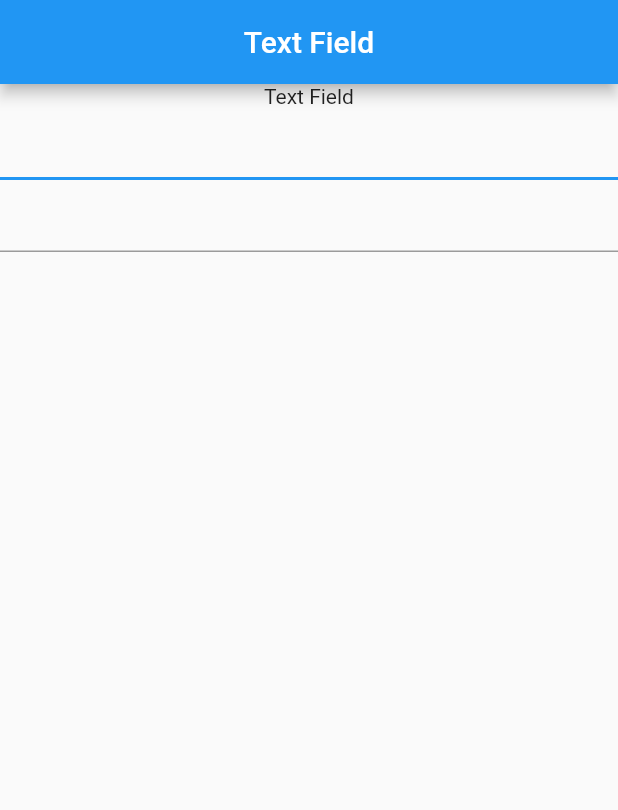
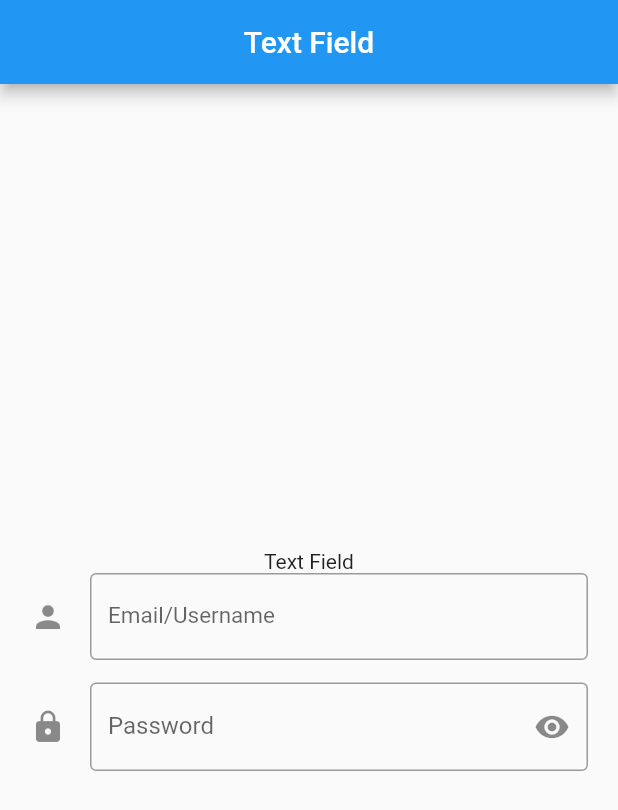
Before and after one commit to Snarf17/flutter-basic, a Flutter app: the screen it shows after launch, on a phone screen of 412 x 824 dp. Shown: the top 810 px of the screen. Run offline on Flutter 3.47's test engine with Material 2 defaults, Android fonts, the phone set to English and light mode, and no system bars.

Commit message:
decoration

```diff
--- a/lib/main.dart
+++ b/lib/main.dart
@@ -1,5 +1,6 @@
 import 'package:flutter/material.dart';
 import 'package:learn_flutter/widget/sample_date_time.dart';
+import 'package:learn_flutter/widget/sample_fitur_text_field.dart';
 import 'package:learn_flutter/widget/sample_tapbar.dart';
 import 'package:learn_flutter/widget/sample_text_field.dart';
 
@@ -28,7 +29,7 @@ class HomePage extends StatelessWidget {
   @override
   Widget build(BuildContext context) {
     return Scaffold(
-      body: SampleTextField(),
+      body: FiturTextField(),
     );
   }
 }
--- /dev/null
+++ b/lib/widget/sample_fitur_text_field.dart
@@ -0,0 +1,84 @@
+import 'package:flutter/material.dart';
+import 'package:flutter/src/widgets/container.dart';
+import 'package:flutter/src/widgets/framework.dart';
+
+class FiturTextField extends StatefulWidget {
+  FiturTextField({super.key});
+  @override
+  State<FiturTextField> createState() => _FiturTextFieldState();
+}
+
+class _FiturTextFieldState extends State<FiturTextField> {
+  bool pass = true;
+  @override
+  Widget build(BuildContext context) {
+    return MaterialApp(
+      home: Scaffold(
+        appBar: AppBar(
+          title: const Text('Text Field'),
+          centerTitle: true,
+        ),
+        body: Center(
+          child: Padding(
+            padding: const EdgeInsets.symmetric(
+              horizontal: 20,
+            ),
+            child: Column(
+              mainAxisAlignment: MainAxisAlignment.center,
+              children: [
+                Text('Text Field'),
+
+                // Textfield Email Or Password
+                const TextField(
+                  showCursor: true,
+                  cursorColor: Colors.red,
+                  textAlignVertical: TextAlignVertical.bottom,
+                  // textCapitalization: TextCapitalization.characters,
+                  // textCapitalization: TextCapitalization.words,
+                  textCapitalization: TextCapitalization.sentences,
+                  style: TextStyle(color: Colors.blue, fontSize: 15),
+                  decoration: InputDecoration(
+                    icon: Icon(Icons.person),
+                    border: OutlineInputBorder(),
+                    hintText: 'Masukan username/email', // Placeholder
+                    labelText: 'Email/Username',
+                  ),
+                ),
+
+                // TextField Password
+                Padding(
+                  padding: const EdgeInsets.only(top: 15),
+                  child: TextField(
+                    obscureText: pass,
+                    decoration: InputDecoration(
+                      icon: const Icon(Icons.lock),
+                      border: const OutlineInputBorder(),
+                      hintText: 'Masukan Password',
+                      labelText: 'Password',
+                      suffixIcon: IconButton(
+                        icon: Icon(pass
+                            ? Icons.remove_red_eye
+                            : Icons.remove_red_eye_outlined),
+                        onPressed: () {
+                          if (true) {
+                            setState(() {
+                              pass = false;
+                            });
+                          } else {
+                            setState(() {
+                              pass = true;
+                            });
+                          }
+                        },
+                      ),
+                    ),
+                  ),
+                )
+              ],
+            ),
+          ),
+        ),
+      ),
+    );
+  }
+}
```
